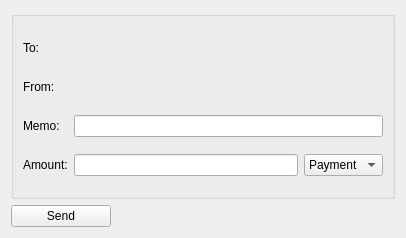
This is src/Widgets/senddlg.ui in Open-Transactions/Moneychanger as Qt 5 draws it before an edit. The edited form follows.
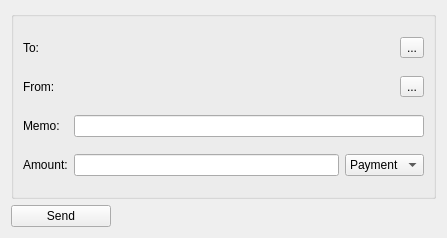
This is the edited form. Icons and pictures are not drawn.

```diff
--- a/src/Widgets/senddlg.ui
+++ b/src/Widgets/senddlg.ui
@@ -6,7 +6,7 @@
    <rect>
     <x>0</x>
     <y>0</y>
-    <width>406</width>
+    <width>447</width>
     <height>238</height>
    </rect>
   </property>
@@ -61,6 +61,20 @@
         </property>
        </widget>
       </item>
+      <item row="0" column="3">
+       <widget class="QToolButton" name="toolButton">
+        <property name="layoutDirection">
+         <enum>Qt::RightToLeft</enum>
+        </property>
+        <property name="text">
+         <string>...</string>
+        </property>
+        <property name="icon">
+         <iconset resource="../resource.qrc">
+          <normaloff>:/icons/addressbook</normaloff>:/icons/addressbook</iconset>
+        </property>
+       </widget>
+      </item>
       <item row="1" column="0">
        <widget class="QLabel" name="label_2">
         <property name="maximumSize">
@@ -84,6 +98,17 @@
         </property>
        </widget>
       </item>
+      <item row="1" column="3">
+       <widget class="QToolButton" name="toolButtonManageAccts">
+        <property name="text">
+         <string>...</string>
+        </property>
+        <property name="icon">
+         <iconset resource="../resource.qrc">
+          <normaloff>:/icons/account</normaloff>:/icons/account</iconset>
+        </property>
+       </widget>
+      </item>
       <item row="2" column="0">
        <widget class="QLabel" name="label_4">
         <property name="maximumSize">
@@ -97,7 +122,7 @@
         </property>
        </widget>
       </item>
-      <item row="2" column="1" colspan="2">
+      <item row="2" column="1" colspan="3">
        <widget class="QLineEdit" name="memoEdit"/>
       </item>
       <item row="3" column="0">
@@ -123,7 +148,7 @@
         </property>
        </widget>
       </item>
-      <item row="3" column="2">
+      <item row="3" column="2" colspan="2">
        <widget class="QComboBox" name="comboBox">
         <item>
          <property name="text">
```
Left out of the diff: 6 changed lines with no effect on the pictures.
